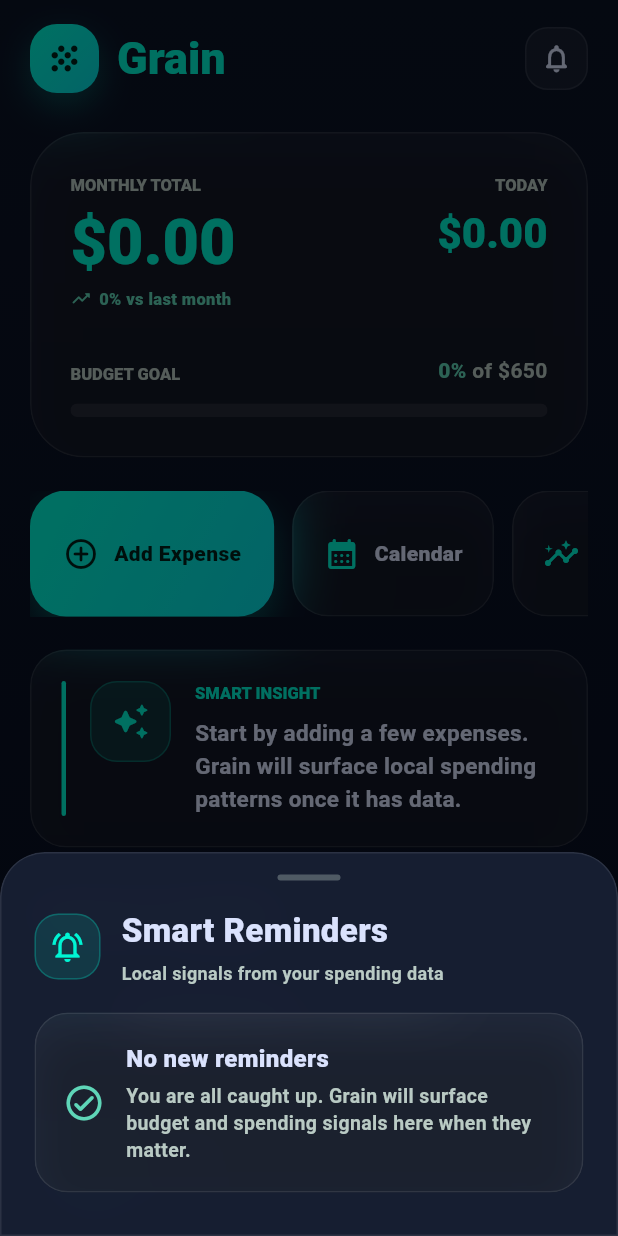
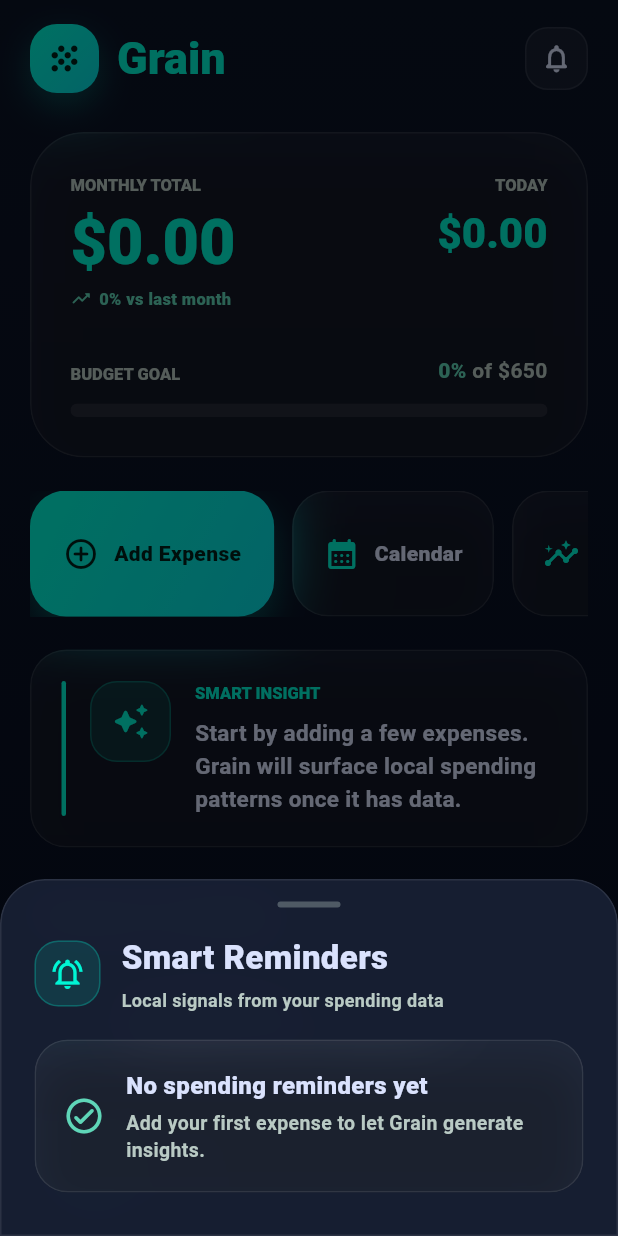
Before and after one commit to ManT1sss-bit001/Financial-Management---Grain, a Flutter app: the screen it shows after launch, after a tap on the "notifications none" icon, on a phone screen of 412 x 824 dp. Run offline on Flutter 3.47's test engine with Material 3 defaults, Android fonts, the phone set to English and light mode, and no system bars; our stand-ins replace shared_preferences.

Commit message:
Feat: improve local smart reminder center
Improve Grain App's local Smart Reminder Center with focused notification triggers, unread badge logic, budget-aware updates, and category/day spending insights.

```diff
--- a/lib/main.dart
+++ b/lib/main.dart
@@ -562,12 +562,12 @@
   }
 
   Widget _buildReminderBell() {
-    final unreadCount = _unreadReminderCount();
+    final urgentCount = _activeUrgentReminderCount();
     return Stack(
       clipBehavior: Clip.none,
       children: [
         _iconButton(Icons.notifications_none_rounded, _showSmartReminderCenter),
-        if (unreadCount > 0)
+        if (urgentCount > 0)
           Positioned(
             right: -2,
             top: -2,
@@ -581,7 +581,7 @@
               ),
               child: Center(
                 child: Text(
-                  unreadCount > 9 ? "9+" : "$unreadCount",
+                  urgentCount > 9 ? "9+" : "$urgentCount",
                   style: const TextStyle(
                     color: Colors.white,
                     fontSize: 9,
@@ -2511,6 +2511,11 @@
   }
 
   Widget _buildEmptyReminderState() {
+    final title = transactions.isEmpty ? "No spending reminders yet" : "No new reminders";
+    final message = transactions.isEmpty
+        ? "Add your first expense to let Grain generate insights."
+        : "You are all caught up. Grain will surface budget and spending signals here when they matter.";
+
     return _glassCard(
       radius: 22,
       padding: const EdgeInsets.all(18),
@@ -2523,12 +2528,12 @@
               crossAxisAlignment: CrossAxisAlignment.start,
               children: [
                 Text(
-                  "No new reminders",
+                  title,
                   style: TextStyle(color: _textPrimary, fontSize: 16, fontWeight: FontWeight.w900),
                 ),
                 const SizedBox(height: 5),
                 Text(
-                  "You are all caught up. Grain will surface budget and spending signals here when they matter.",
+                  message,
                   style: TextStyle(color: _textMuted, fontSize: 13, height: 1.35, fontWeight: FontWeight.w600),
                 ),
               ],
@@ -2609,8 +2614,8 @@
     return percent != null && percent < 0 ? Icons.trending_down_rounded : Icons.trending_up_rounded;
   }
 
-  int _unreadReminderCount() {
-    return _smartReminders().where((reminder) => !_seenReminderIds.contains(reminder.id)).length;
+  int _activeUrgentReminderCount() {
+    return _smartReminders().where((reminder) => reminder.isUrgent).length;
   }
 
   void _markRemindersSeen(List<_SmartReminder> reminders) {
@@ -2627,60 +2632,40 @@
 
   List<_SmartReminder> _smartReminders() {
     final monthItems = _monthTransactions;
-    if (monthItems.isEmpty) return const [];
+    if (transactions.isEmpty) return const [];
 
     final now = DateTime.now();
     final monthKey = "${now.year}-${now.month.toString().padLeft(2, '0')}";
     final reminders = <_SmartReminder>[];
-    final projection = _budgetProjectionForCurrentMonth();
-    final monthDelta = _monthOverMonthPercent();
     final topCategory = _topCategory(_categoryTotals(monthItems));
     final highestDay = _highestSpendingDay(monthItems);
-
-    if (_budgetProgress > 1) {
+    final monthDifference = monthlyTotal - previousMonthTotal;
+    final isOverBudget = _monthlyBudget > 0 && monthlyTotal > _monthlyBudget;
+
+    if (isOverBudget) {
       reminders.add(
         _SmartReminder(
           id: "$monthKey-budget-over",
           title: "Monthly budget exceeded",
-          message: "You are ${_money(monthlyTotal - _monthlyBudget)} over your ${_money(_monthlyBudget)} monthly budget.",
+          message: "You are ${_money(monthlyTotal - _monthlyBudget)} over your monthly budget.",
           icon: Icons.warning_amber_rounded,
           color: _refinedRed,
           priority: 0,
+          isUrgent: true,
         ),
       );
-    } else if (projection != null && projection.projectedTotal > _monthlyBudget * 1.05) {
+    }
+
+    if (monthDifference > 0) {
       reminders.add(
         _SmartReminder(
-          id: "$monthKey-budget-projected",
-          title: "Budget risk building",
-          message: "At the current pace, projected spend is ${_money(projection.projectedTotal)} by month-end.",
-          icon: Icons.speed_rounded,
-          color: _amber,
-          priority: 1,
-        ),
-      );
-    }
-
-    if (monthDelta != null && monthDelta > 100) {
-      reminders.add(
-        _SmartReminder(
-          id: "$monthKey-month-spike",
-          title: "Spending increased sharply",
-          message: "This month is up ${monthDelta.toStringAsFixed(0)}% compared with last month.",
+          id: "$monthKey-month-higher",
+          title: "Spending is higher than last month",
+          message: "Your spending this month is now higher than last month. You have spent ${_money(monthDifference)} more than last month.",
           icon: Icons.trending_up_rounded,
           color: _refinedRed,
           priority: 1,
-        ),
-      );
-    } else if (monthDelta != null && monthDelta <= -5) {
-      reminders.add(
-        _SmartReminder(
-          id: "$monthKey-month-down",
-          title: "Spending is down",
-          message: "Nice control. You are spending ${monthDelta.abs().toStringAsFixed(0)}% less than last month.",
-          icon: Icons.trending_down_rounded,
-          color: _refinedGreen,
-          priority: 3,
+          isUrgent: true,
         ),
       );
     }
@@ -2689,26 +2674,42 @@
       reminders.add(
         _SmartReminder(
           id: "$monthKey-top-category-${topCategory.key}",
-          title: "Top category this month",
-          message: "${topCategory.key} leads your spending at ${_money(topCategory.value)}.",
+          title: isOverBudget ? "Budget pressure source" : "Top category this month",
+          message: isOverBudget
+              ? "Your highest spending category this month is ${topCategory.key}, which may be the main reason for the budget pressure."
+              : "${topCategory.key} is currently your top spending category this month.",
           icon: Icons.category_outlined,
           color: _accentColor,
-          priority: 4,
+          priority: 2,
         ),
       );
     }
 
-    if (highestDay != null && monthItems.length > 1) {
+    if (highestDay != null) {
       final dayKey =
           "${highestDay.date.year}-${highestDay.date.month.toString().padLeft(2, '0')}-${highestDay.date.day.toString().padLeft(2, '0')}";
       reminders.add(
         _SmartReminder(
           id: "$monthKey-highest-day-$dayKey",
           title: "Highest spending day",
-          message: "${_formatShortDate(highestDay.date)} reached ${_money(highestDay.total)} in total spending.",
+          message:
+              "Your highest spending day this month was ${_formatShortDate(highestDay.date)}, with ${_money(highestDay.total, decimals: 0)} spent.",
           icon: Icons.calendar_today_rounded,
           color: _blue,
-          priority: 5,
+          priority: 3,
+        ),
+      );
+    }
+
+    if (monthDifference < 0) {
+      reminders.add(
+        _SmartReminder(
+          id: "$monthKey-month-lower",
+          title: "Spending is lower than last month",
+          message: "Good progress. You are currently spending ${_money(monthDifference.abs())} less than last month.",
+          icon: Icons.trending_down_rounded,
+          color: _refinedGreen,
+          priority: 4,
         ),
       );
     }
@@ -3151,6 +3152,7 @@
   final IconData icon;
   final Color color;
   final int priority;
+  final bool isUrgent;
 
   const _SmartReminder({
     required this.id,
@@ -3159,6 +3161,7 @@
     required this.icon,
     required this.color,
     required this.priority,
+    this.isUrgent = false,
   });
 }
 
```
